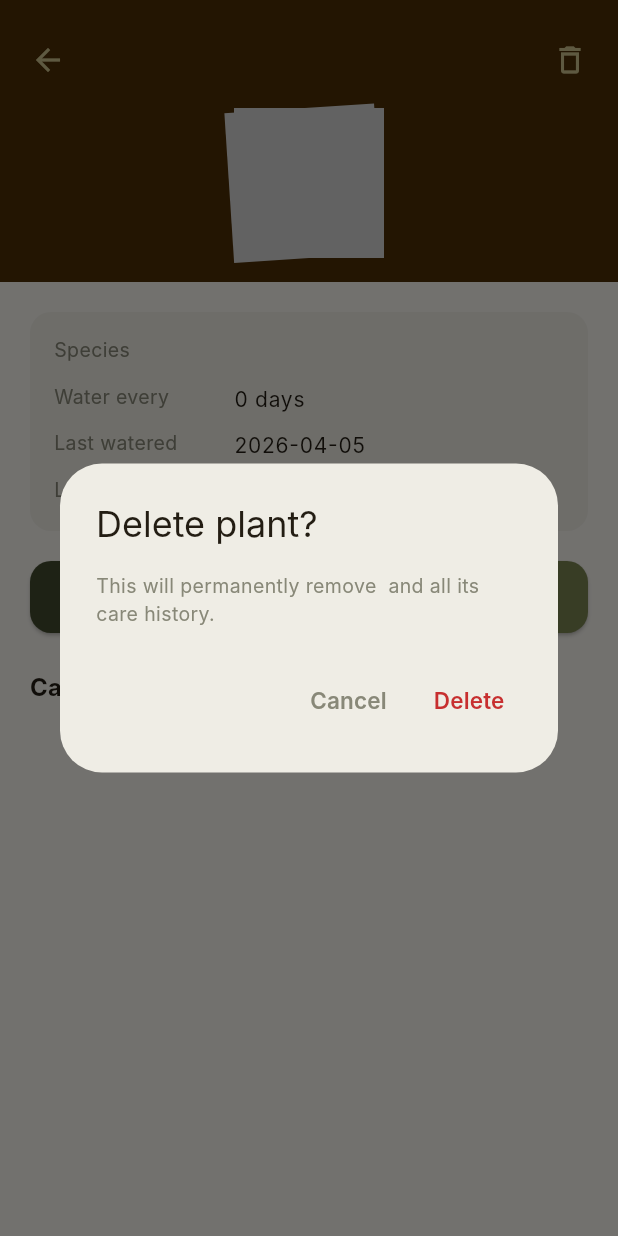
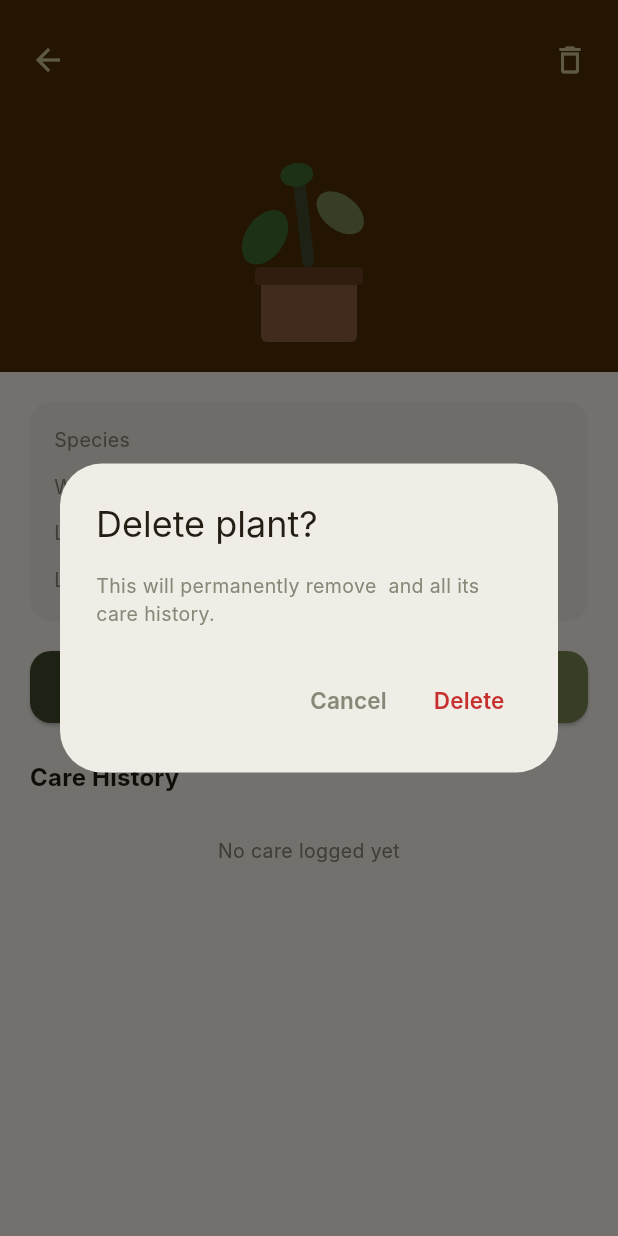
Before and after one commit to ethancs13/HappyPlants-app, a Flutter app: the PlantDetailScreen screen opened directly with empty values, after a tap on the "delete outline" icon, on a phone screen of 412 x 824 dp. Run offline on Flutter 3.47's test engine with Material 3 defaults, Android fonts, the light colour scheme and no system bars; our stand-ins replace flutter_svg, sqflite; accounts and stored records are empty; Roboto replaces fonts that are missing (Inter).

Commit message:
Add per-leaf SVG animation system with snake plant as first test
- PlantDefinition model: describes each plant part (leaf/pot) with position,
  natural size, sway amplitude, and phase offset in a bottom-left canvas space
- PlantWidget now uses PlantDefinition when plantKey maps to a definition;
  each leaf gets a sin(t + phaseOffset) sway around its bottom-center pivot
  so the leaves ripple in a wave rather than all moving together
- Pot part has happyAmplitude=0 so it stays completely static
- Sad state uses 30% of happy amplitude so leaves barely drift
- snake plant (plant_02): 8 leaves (leaf-0..7) + pot SVGs added to
  assets/images/plants/plant_02/; outer leaves swing ±0.16 rad, inner ±0.05,
  staggered at 1/8 cycle offsets for an organic wave
- Drawn fallback unchanged for plants without a definition yet
- 38/38 tests passing, analyze clean

```diff
--- /dev/null
+++ b/lib/models/plant_definition.dart
@@ -0,0 +1,110 @@
+/// Describes one visual part of a plant (a leaf, stem, or pot).
+///
+/// Coordinates are in native canvas units. The canvas origin is
+/// bottom-left (left=0, bottom=0) to make it easier to think about
+/// leaf heights. [PlantWidget] converts this to Flutter's top-left
+/// origin before rendering.
+class PlantPart {
+  /// Asset path relative to the Flutter asset root,
+  /// e.g. 'assets/images/plants/plant_02/leaf-0.svg'
+  final String asset;
+
+  /// Natural width / height of this SVG in canvas units (usually its
+  /// actual pixel size from Figma).
+  final double width;
+  final double height;
+
+  /// Distance from the LEFT edge of the canvas to the LEFT edge of
+  /// this part's bounding box.
+  final double left;
+
+  /// Distance from the BOTTOM edge of the canvas to the BOTTOM edge
+  /// of this part's bounding box.
+  final double bottom;
+
+  /// Maximum sway rotation in radians (happy state).
+  /// 0 = static (use for pot / base elements).
+  final double happyAmplitude;
+
+  /// Fraction (0.0–1.0) of the full animation cycle at which this
+  /// part starts swaying. Spread across leaves for a wave effect.
+  final double phaseOffset;
+
+  /// Sway pivot expressed as Flutter Alignment within this part.
+  /// Alignment.bottomCenter = part sways from its own base.
+  final Object swayAlignment; // Alignment
+
+  const PlantPart({
+    required this.asset,
+    required this.width,
+    required this.height,
+    required this.left,
+    required this.bottom,
+    this.happyAmplitude = 0.0,
+    this.phaseOffset = 0.0,
+    this.swayAlignment = const _BottomCenter(),
+  });
+}
+
+// Simple value class to avoid importing flutter in a plain model file.
+class _BottomCenter {
+  const _BottomCenter();
+}
+
+/// Full layout definition for one plant.
+class PlantDefinition {
+  /// Native canvas width in logical pixels (before [PlantWidget] scaling).
+  final double canvasWidth;
+
+  /// Native canvas height in logical pixels.
+  final double canvasHeight;
+
+  /// Parts ordered back-to-front (first = furthest behind).
+  final List<PlantPart> parts;
+
+  const PlantDefinition({
+    required this.canvasWidth,
+    required this.canvasHeight,
+    required this.parts,
+  });
+}
+
+// ---------------------------------------------------------------------------
+// Plant definitions
+// ---------------------------------------------------------------------------
+
+/// All plant definitions keyed by plantKey (e.g. 'plant_02').
+const Map<String, PlantDefinition> kPlantDefinitions = {
+  'plant_02': _snakePlant,
+};
+
+// Snake plant — 8 leaves (0=leftmost … 7=rightmost) + pot
+//
+// Native canvas: 200 × 280
+// Pot (120×105) centered at bottom: left=40, bottom=0
+// Leaf bases at bottom=105 (top of the pot), spread across x=40–160
+//
+// Leaf sizes from Figma export:
+//   0: 42×199   1: 55×220   2: 35×241   3: 22×177
+//   4: 21×177   5: 35×241   6: 56×220   7: 43×199
+//
+// Horizontal centres evenly spaced: 51, 68, 82, 93, 107, 118, 132, 149
+// Amplitudes: outer ±0.16 → inner ±0.05 (happy), sad = 30% of happy
+const _snakePlant = PlantDefinition(
+  canvasWidth: 200,
+  canvasHeight: 280,
+  parts: [
+    // Back leaves first (outer pair behind inner pair)
+    PlantPart(asset: 'assets/images/plants/plant_02/leaf-0.svg', width: 42, height: 199, left: 30,  bottom: 105, happyAmplitude: 0.16, phaseOffset: 0.00),
+    PlantPart(asset: 'assets/images/plants/plant_02/leaf-7.svg', width: 43, height: 199, left: 128, bottom: 105, happyAmplitude: 0.16, phaseOffset: 0.50),
+    PlantPart(asset: 'assets/images/plants/plant_02/leaf-1.svg', width: 55, height: 220, left: 41,  bottom: 105, happyAmplitude: 0.13, phaseOffset: 0.12),
+    PlantPart(asset: 'assets/images/plants/plant_02/leaf-6.svg', width: 56, height: 220, left: 104, bottom: 105, happyAmplitude: 0.13, phaseOffset: 0.62),
+    PlantPart(asset: 'assets/images/plants/plant_02/leaf-2.svg', width: 35, height: 241, left: 58,  bottom: 105, happyAmplitude: 0.09, phaseOffset: 0.25),
+    PlantPart(asset: 'assets/images/plants/plant_02/leaf-5.svg', width: 35, height: 241, left: 107, bottom: 105, happyAmplitude: 0.09, phaseOffset: 0.75),
+    // Inner (front) leaves
+    PlantPart(asset: 'assets/images/plants/plant_02/leaf-3.svg', width: 22, height: 177, left: 78,  bottom: 105, happyAmplitude: 0.05, phaseOffset: 0.37),
+    PlantPart(asset: 'assets/images/plants/plant_02/leaf-4.svg', width: 21, height: 177, left: 100, bottom: 105, happyAmplitude: 0.05, phaseOffset: 0.87),
+    // Pot — static (happyAmplitude = 0)
+    PlantPart(asset: 'assets/images/plants/plant_02/pot.svg',    width: 120, height: 105, left: 40, bottom: 0,   happyAmplitude: 0.00),
+  ],
+);
--- a/lib/widgets/plant_widget.dart
+++ b/lib/widgets/plant_widget.dart
@@ -1,19 +1,18 @@
 import 'dart:math';
 import 'package:flutter/material.dart';
 import 'package:flutter_svg/flutter_svg.dart';
+import 'package:happy_plants/models/plant_definition.dart';
 import 'package:happy_plants/theme/app_theme.dart';
 
 class PlantWidget extends StatefulWidget {
   final bool isHappy;
 
-  /// Width of the bounding box. Height = width × 1.6 for drawn widget,
-  /// or width × 1.0 (square) when using SVG assets (Figma frames are 500×500).
+  /// Logical width. Height is determined by the plant's canvas aspect ratio
+  /// (PlantDefinition) or defaults to width × 1.6 for the drawn fallback.
   final double size;
 
-  /// If set (e.g. 'plant_01'), loads SVG assets from
-  ///   assets/images/plants/PLANT_KEY_foliage.svg  (animated)
-  ///   assets/images/plants/PLANT_KEY_pot.svg       (static)
-  /// Otherwise falls back to the drawn widget.
+  /// Key into [kPlantDefinitions] (e.g. 'plant_02').
+  /// Null → drawn fallback widget.
   final String? plantKey;
 
   const PlantWidget({
@@ -30,7 +29,6 @@ class PlantWidget extends StatefulWidget {
 class _PlantWidgetState extends State<PlantWidget>
     with SingleTickerProviderStateMixin {
   late final AnimationController _controller;
-  late final Animation<double> _sway;
 
   @override
   void initState() {
@@ -40,12 +38,7 @@ class _PlantWidgetState extends State<PlantWidget>
       duration: widget.isHappy
           ? const Duration(milliseconds: 2000)
           : const Duration(milliseconds: 5000),
-    )..repeat(reverse: true);
-
-    final maxAngle = widget.isHappy ? 0.24 : 0.07;
-    _sway = Tween<double>(begin: -maxAngle, end: maxAngle).animate(
-      CurvedAnimation(parent: _controller, curve: Curves.easeInOut),
-    );
+    )..repeat();
   }
 
   @override
@@ -56,87 +49,115 @@ class _PlantWidgetState extends State<PlantWidget>
 
   @override
   Widget build(BuildContext context) {
-    if (widget.plantKey != null) {
-      return _SvgPlant(
-        plantKey: widget.plantKey!,
+    final definition = widget.plantKey != null
+        ? kPlantDefinitions[widget.plantKey]
+        : null;
+
+    if (definition != null) {
+      final scale = widget.size / definition.canvasWidth;
+      final height = definition.canvasHeight * scale;
+      return SizedBox(
+        width: widget.size,
+        height: height,
+        child: Transform.scale(
+          scale: scale,
+          alignment: Alignment.topLeft,
+          child: SizedBox(
+            width: definition.canvasWidth,
+            height: definition.canvasHeight,
+            child: _DefinitionPlant(
+              definition: definition,
               isHappy: widget.isHappy,
-        size: widget.size,
-        sway: _sway,
+              controller: _controller,
+            ),
+          ),
+        ),
       );
     }
 
-    // Fallback: drawn widget (100×160 native, scaled to fit)
+    // Drawn fallback
     final scale = widget.size / 100.0;
     return SizedBox(
       width: widget.size,
       height: widget.size * 1.6,
       child: AnimatedBuilder(
-        animation: _sway,
-        builder: (_, child) => Transform.scale(
+        animation: _controller,
+        builder: (_, child) {
+          final maxAngle = widget.isHappy ? 0.24 : 0.07;
+          final sway = sin(_controller.value * 2 * pi) * maxAngle;
+          return Transform.scale(
             scale: scale,
             alignment: Alignment.bottomCenter,
-          child: _DrawnPlantBody(
-            isHappy: widget.isHappy,
-            swayAngle: _sway.value,
-          ),
-        ),
+            child: _DrawnPlantBody(isHappy: widget.isHappy, swayAngle: sway),
+          );
+        },
       ),
     );
   }
 }
 
-// ── SVG-based plant ─────────────────────────────────────────────────────────
+// ── Definition-based plant ───────────────────────────────────────────────────
 
-/// Stacks the pot SVG (static) under the foliage SVG (animated sway).
-/// Both assets are 500×500 with transparent backgrounds so they align
-/// automatically when placed at the same size.
-class _SvgPlant extends StatelessWidget {
-  final String plantKey;
+class _DefinitionPlant extends StatelessWidget {
+  final PlantDefinition definition;
   final bool isHappy;
-  final double size;
-  final Animation<double> sway;
+  final AnimationController controller;
 
-  const _SvgPlant({
-    required this.plantKey,
+  const _DefinitionPlant({
+    required this.definition,
     required this.isHappy,
-    required this.size,
-    required this.sway,
+    required this.controller,
   });
 
   @override
   Widget build(BuildContext context) {
-    final foliagePath = 'assets/images/plants/${plantKey}_foliage.svg';
-    final potPath = 'assets/images/plants/${plantKey}_pot.svg';
+    return AnimatedBuilder(
+      animation: controller,
+      builder: (_, child) {
+        return Stack(
+          clipBehavior: Clip.none,
+          children: definition.parts.map((part) {
+            // Convert bottom-left origin to Flutter's top-left origin
+            final top = definition.canvasHeight - part.bottom - part.height;
 
-    return SizedBox(
-      width: size,
-      height: size,
-      child: Stack(
-        children: [
-          // Foliage — behind the pot, sways around the bottom-center pivot
-          AnimatedBuilder(
-            animation: sway,
-            builder: (_, child) => Transform(
+            if (part.happyAmplitude == 0) {
+              // Static part (pot)
+              return Positioned(
+                left: part.left,
+                top: top,
+                child: SvgPicture.asset(
+                  part.asset,
+                  width: part.width,
+                  height: part.height,
+                  fit: BoxFit.fill,
+                ),
+              );
+            }
+
+            // Animated leaf — sways around its bottom center
+            final amplitude =
+                isHappy ? part.happyAmplitude : part.happyAmplitude * 0.3;
+            final phase = part.phaseOffset * 2 * pi;
+            final angle =
+                sin(controller.value * 2 * pi + phase) * amplitude;
+
+            return Positioned(
+              left: part.left,
+              top: top,
+              child: Transform(
                 alignment: Alignment.bottomCenter,
-              transform: Matrix4.rotationZ(sway.value),
-              child: child,
-            ),
+                transform: Matrix4.rotationZ(angle),
                 child: SvgPicture.asset(
-              foliagePath,
-              width: size,
-              height: size,
-              fit: BoxFit.contain,
+                  part.asset,
+                  width: part.width,
+                  height: part.height,
+                  fit: BoxFit.fill,
                 ),
               ),
-          // Pot — static, rendered on top so foliage appears to grow from it
-          SvgPicture.asset(
-            potPath,
-            width: size,
-            height: size,
-            fit: BoxFit.contain,
-          ),
-        ],
-      ),
+            );
+          }).toList(),
+        );
+      },
     );
   }
 }
--- a/pubspec.yaml
+++ b/pubspec.yaml
@@ -57,6 +57,7 @@ flutter:
 
   assets:
     - assets/images/plants/
+    - assets/images/plants/plant_02/
 
   # An image asset can refer to one or more resolution-specific "variants", see
   # https://flutter.dev/to/resolution-aware-images
```
Also changed, not shown: assets/images/plants/plant_02/leaf-0.svg (added), assets/images/plants/plant_02/leaf-1.svg (added), assets/images/plants/plant_02/leaf-2.svg (added), assets/images/plants/plant_02/leaf-3.svg (added), assets/images/plants/plant_02/leaf-4.svg (added), assets/images/plants/plant_02/leaf-5.svg (added), assets/images/plants/plant_02/leaf-6.svg (added), assets/images/plants/plant_02/leaf-7.svg (added), assets/images/plants/plant_02/pot.svg (added). Lines whose indentation alone changed are shown as unchanged.
